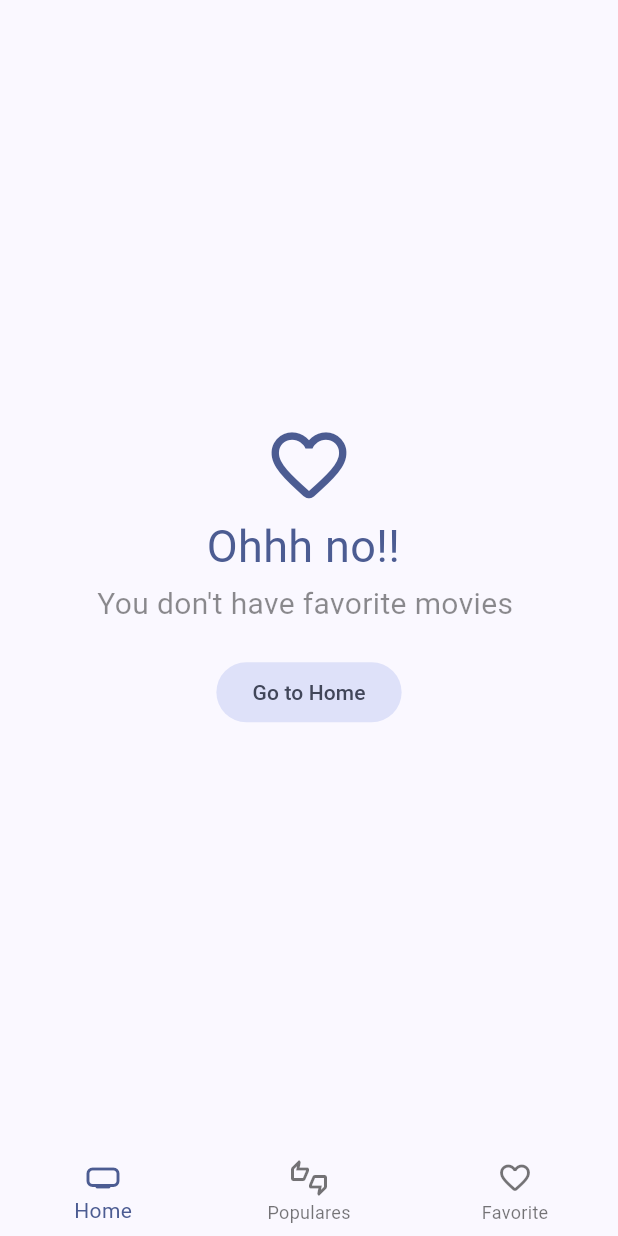
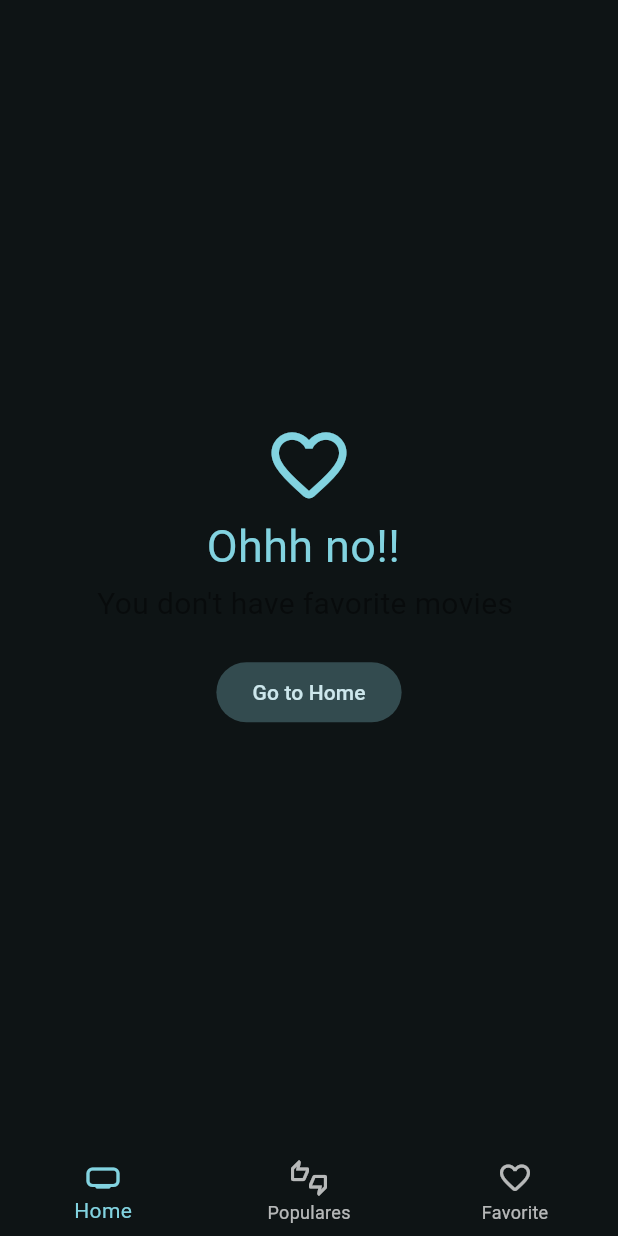
Before and after one commit to lauritaila/cinemapedia, a Flutter app: the screen it shows after launch, swiped to page 3, on a phone screen of 412 x 824 dp. Run offline on Flutter 3.47's test engine with Material 3 defaults, Android fonts, the phone set to English and light mode, and no system bars; our stand-ins replace animate_do, card_swiper, dio, flutter_dotenv, flutter_riverpod, go_router and 2 more; accounts and stored records are empty; generated files the repository leaves out were written again; network calls fail.

Commit message:
FEAT: dark theme

```diff
--- a/lib/config/theme/app_theme.dart
+++ b/lib/config/theme/app_theme.dart
@@ -4,7 +4,9 @@ import 'package:flutter/material.dart';
 
 class AppTheme {
   static ThemeData getTheme() => ThemeData(
-      colorSchemeSeed: Color(0xFF2862F5),
+      // colorSchemeSeed: Color(0xFF2862F5),
       useMaterial3: true,
+      colorSchemeSeed: Colors.white,
+      brightness: Brightness.dark
     );
 }
```
